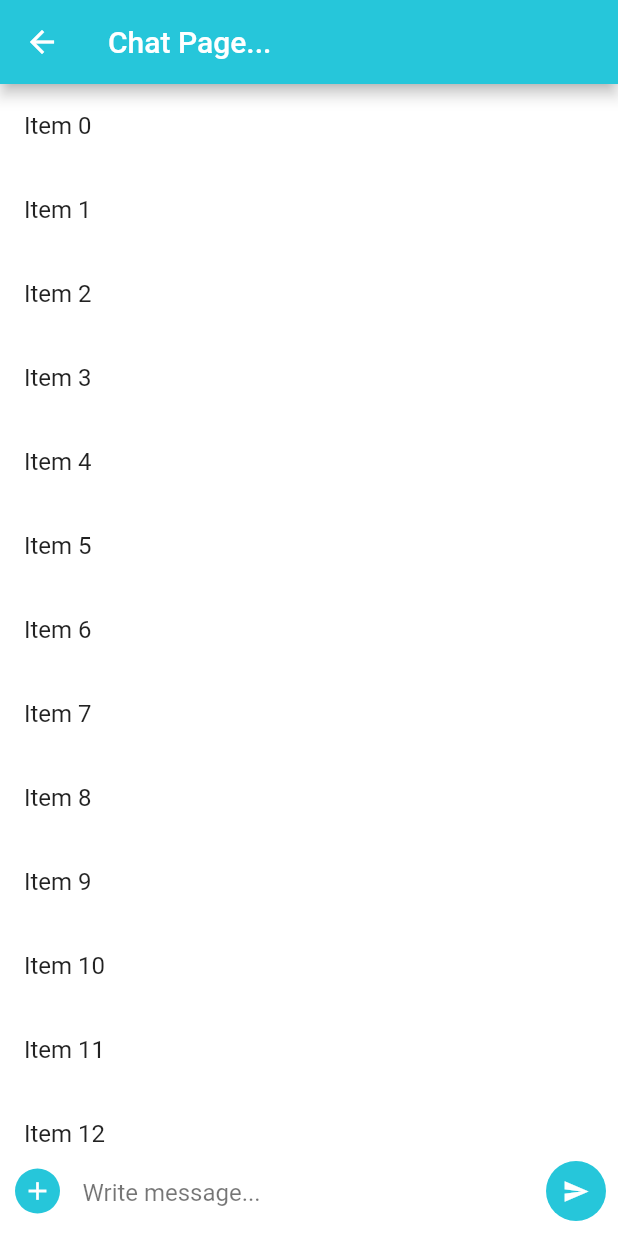
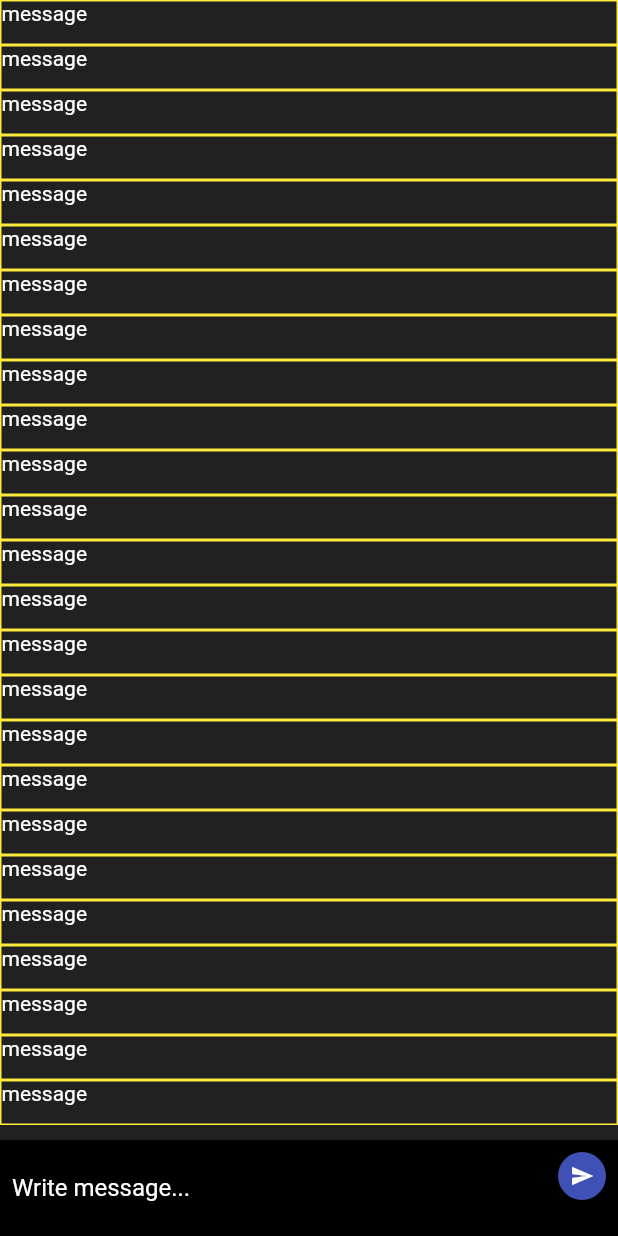
Before and after one commit to blade-of-grass/okblue, a Flutter app: the MessagePage screen opened directly, on a phone screen of 412 x 824 dp. Run offline on Flutter 3.47's test engine with Material 2 defaults, Android fonts, the phone set to English and light mode, and no system bars.

Commit message:
refactored some of the message screen

```diff
--- a/lib/main.dart
+++ b/lib/main.dart
@@ -1,4 +1,5 @@
 import 'package:flutter/material.dart';
+import 'package:okbluemer/message_page.dart';
 
 void main() {
   runApp(MyApp());
@@ -14,7 +15,7 @@ class MyApp extends StatelessWidget {
         primarySwatch: Colors.indigo,
         visualDensity: VisualDensity.adaptivePlatformDensity,
       ),
-      home: MyHomePage(title: 'Flutter Demo Home Page'),
+      home: MessagePage(),
     );
   }
 }
@@ -43,7 +44,7 @@ class _MyHomePageState extends State<MyHomePage> {
         child: Column(
           crossAxisAlignment: CrossAxisAlignment.stretch,
           mainAxisAlignment: MainAxisAlignment.center,
-          children: <Widget>[
+          children: [
             Container(
               decoration: BoxDecoration(
                 color: Colors.red[300],
--- a/lib/message_page.dart
+++ b/lib/message_page.dart
@@ -1,3 +1,5 @@
+import 'dart:math';
+
 import 'package:flutter/material.dart';
 
 class MessagePage extends StatefulWidget {
@@ -9,79 +11,74 @@ class _MessagePageState extends State<MessagePage> {
   @override
   Widget build(BuildContext context) {
     return Scaffold(
-      appBar: AppBar(
-        // May need to add stuff into appbar to display network name or navigations buttons
-        title: Text("Chat Page..."),
-        backgroundColor: Colors.cyan[400],
-      ),
-      body: Stack(
+      backgroundColor: Colors.grey[900],
+      body: Column(
         children: [
-          // Will need to add better container/widget for this area that displays messages
-          // TODO: this section seems to be overlapped by bottom panel (Align part).. Will need to find way to fix this
-          Container(
-            color: Colors.white,
+          Expanded(
             child: ListView.builder(
               physics: BouncingScrollPhysics(),
               itemCount: 25,
               itemBuilder: (BuildContext context, int index) {
-                return ListTile(title: Text('Item $index'));
+                var r = Random();
+                return Container(
+                  height: (r.nextInt(10) + 3) * 10.0,
+                  child: Text(
+                    "message",
+                    style: TextStyle(color: Colors.white),
+                  ),
+                  decoration: BoxDecoration(
+                    color: Colors.transparent,
+                    border: Border.all(color: Colors.yellow),
+                  ),
+                );
               },
             ),
           ),
-          Align(
-            alignment: Alignment.bottomLeft,
-            child: Container(
-              padding: EdgeInsets.only(left: 10, bottom: 10, top: 10),
-              height: 60,
-              width: double.infinity,
-              color: Colors.white,
+          Container(
+            color: Colors.black,
+            padding: EdgeInsets.only(left: 8, right: 8, top: 8, bottom: 8),
             child: Row(
-                children: <Widget>[
-                  GestureDetector(
-                    // The "+" icon.
-                    onTap: () {}, // Need to add implementation ontap
-                    child: Container(
-                      height: 30,
-                      width: 30,
-                      decoration: BoxDecoration(
-                        color: Colors.cyan[400],
-                        borderRadius: BorderRadius.circular(30),
-                      ),
-                      child: Icon(
-                        Icons.add,
-                        color: Colors.white,
-                        size: 20,
-                      ),
-                    ),
-                  ),
-                  SizedBox(
-                    width: 15,
-                  ),
+              crossAxisAlignment: CrossAxisAlignment.start,
+              children: [
                 Expanded(
                   // May want to add multi line visibility for this textfield
                   // Currently it will just keep scrolling to the right if # words > line space
                   child: TextField(
+                    maxLines: 5,
+                    minLines: 1,
+                    style: TextStyle(
+                      color: Colors.white,
+                    ),
                     decoration: InputDecoration(
                       hintText: "Write message...",
-                          hintStyle: TextStyle(color: Colors.black54),
-                          border: InputBorder.none),
+                      hintStyle: TextStyle(color: Colors.white),
+                      border: InputBorder.none,
                     ),
                   ),
-                  SizedBox(
-                    width: 15,
                 ),
-                  FloatingActionButton(
-                    onPressed: () {},
+                SizedBox(width: 8),
+                Align(
+                  alignment: Alignment.topRight,
+                  child: ClipOval(
+                    child: Material(
+                      color: Colors.indigo, // button color
+                      child: InkWell(
+                        highlightColor: Colors.transparent,
+                        splashColor: Colors.blue, // inkwell color
+                        child: Padding(
+                          padding: EdgeInsets.all(8.0),
                           child: Icon(
                             Icons.send,
+                            size: 16.0,
                             color: Colors.white,
-                      size: 18,
                           ),
-                    backgroundColor: Colors.cyan[400],
-                    elevation: 0,
+                        ),
+                        onTap: () {},
+                      ),
+                    ),
+                  ),
                 ),
               ],
-              ),
             ),
           ),
         ],
```
Lines whose indentation alone changed are shown as unchanged.
